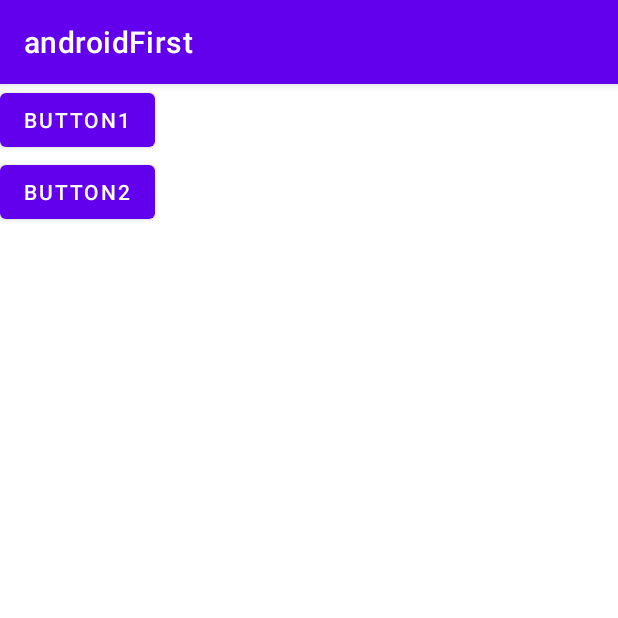
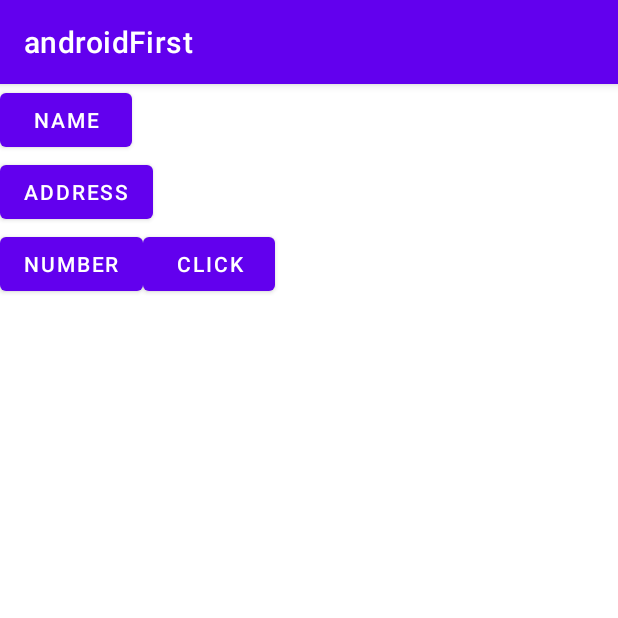
Before and after one commit to KimJuSeong12/androidTest_repo, an Android app: the screen it shows after launch (SubActivity2), on a phone screen of 412 x 824 dp, the top half of it. Run offline under Robolectric (Android 15) with nearby library versions, the phone set to English and light mode, and no system bars.

Commit message:
[update] third work

```diff
--- a/app/src/main/java/com/example/androidfirst/SubActivity2.kt
+++ b/app/src/main/java/com/example/androidfirst/SubActivity2.kt
@@ -6,6 +6,6 @@ import androidx.appcompat.app.AppCompatActivity
 class SubActivity2 : AppCompatActivity() {
     override fun onCreate(savedInstanceState: Bundle?) {
         super.onCreate(savedInstanceState)
-        setContentView(R.layout.activity_sub4)
+        setContentView(R.layout.activity_sub3)
     }
 }
--- /dev/null
+++ b/app/src/main/res/layout/activity_sub3.xml
@@ -0,0 +1,37 @@
+<?xml version="1.0" encoding="utf-8"?>
+<LinearLayout xmlns:android="http://schemas.android.com/apk/res/android"
+    android:layout_width="match_parent"
+    android:layout_height="match_parent"
+    android:orientation="vertical">
+
+    <Button
+        android:id="@+id/btnName"
+        android:layout_width="wrap_content"
+        android:layout_height="wrap_content"
+        android:text="Name" />
+
+    <Button
+        android:id="@+id/btnAddress"
+        android:layout_width="wrap_content"
+        android:layout_height="wrap_content"
+        android:text="Address" />
+
+    <LinearLayout
+        android:layout_width="match_parent"
+        android:layout_height="wrap_content"
+        android:orientation="horizontal">
+
+        <Button
+            android:id="@+id/btnNumber"
+            android:layout_width="wrap_content"
+            android:layout_height="wrap_content"
+            android:text="Number" />
+
+        <Button
+            android:id="@+id/btnClick"
+            android:layout_width="wrap_content"
+            android:layout_height="wrap_content"
+            android:text="Click" />
+
+    </LinearLayout>
+</LinearLayout>
--- a/app/src/main/res/layout/activity_sub4.xml
+++ b/app/src/main/res/layout/activity_sub4.xml
@@ -3,10 +3,12 @@
     android:layout_width="match_parent"
     android:layout_height="match_parent"
     android:orientation="vertical">
+
     <Button
         android:layout_width="wrap_content"
         android:layout_height="wrap_content"
         android:text="BUTTON1" />
+
     <Button
         android:layout_width="wrap_content"
         android:layout_height="wrap_content"
```
